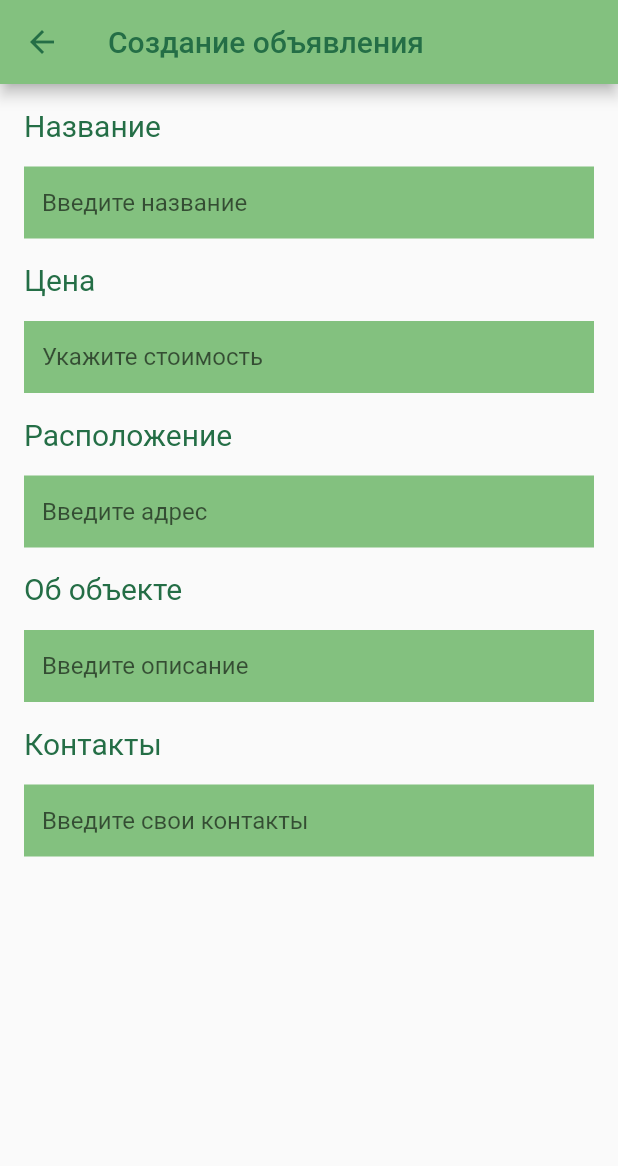
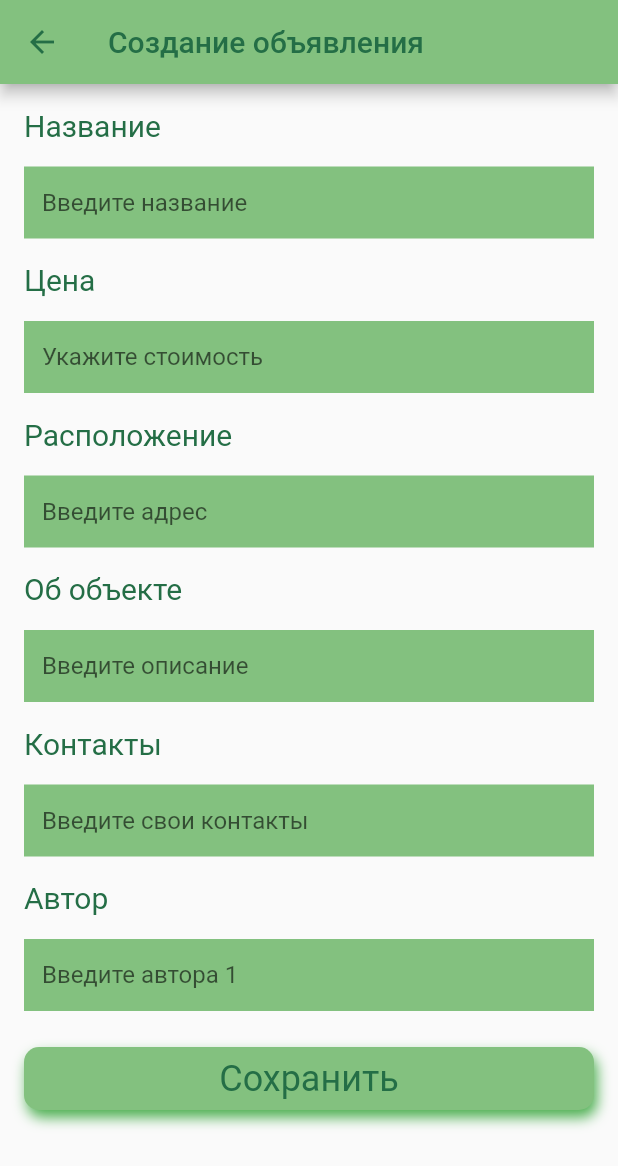
Before and after one commit to mmmark16/diploma, a Flutter app: the Add_adv screen opened directly, on a phone screen of 412 x 824 dp. Shown: the top 1166 px of the screen. Run offline on Flutter 3.47's test engine with Material 2 defaults, Android fonts, the phone set to English and light mode, and no system bars; our stand-ins replace animated_bottom_navigation_bar, flutter_datetime_picker, hive, hive_flutter, like_button; accounts and stored records are empty; network calls fail.

```diff
--- a/lib/add_adv.dart
+++ b/lib/add_adv.dart
@@ -1,6 +1,7 @@
 import 'dart:ui';
 
 
+import 'package:diploma/services/remote_services.dart';
 import 'package:flutter/cupertino.dart';
 import 'package:flutter/material.dart';
 
@@ -10,6 +11,8 @@ class Add_adv extends StatelessWidget {
   TextEditingController _controlleraddress = TextEditingController();
   TextEditingController _controllerdescription = TextEditingController();
   TextEditingController _controllercontact = TextEditingController();
+  TextEditingController _controllerauthor = TextEditingController();
+
 
   @override
   Widget build(BuildContext context) {
@@ -122,15 +125,40 @@ class Add_adv extends StatelessWidget {
                     filled: true)),
           ),
           Padding(
+            padding: const EdgeInsets.all(16.0),
+            child: Text(
+              'Автор',
+              style: TextStyle(color: Color(0xff246E46), fontSize: 20),
+            ),
+          ),
+          Padding(
+            padding: const EdgeInsets.only(right: 16.0, left: 16),
+            child: TextField(
+                cursorColor: Colors.black,
+                controller: _controllerauthor,
+                decoration: InputDecoration(
+                    border: InputBorder.none,
+                    hintText: "Введите автора 1",
+                    fillColor: Color(0xff83C17F),
+                    filled: true)),
+          ),
+          Padding(
             padding: const EdgeInsets.only(top: 24, left: 16, right: 16),
+            child: GestureDetector(
               child: Container(
+                height: 42,
+                child: Center(child: Text('Сохранить', style: TextStyle(color: Color(0xff246E46), fontSize: 24),)),
                 decoration: BoxDecoration(color: Color(0xff83C17F), borderRadius: BorderRadius.all(Radius.circular(10)), boxShadow: [
                   BoxShadow(
                     color: Colors.green,
                     blurRadius: 7,
-                  offset: Offset(2, 5), // changes position of shadow
+                    offset: Offset(2, 5),
                   ),
                 ],),
+              ),
+              onTap: () {
+                  RemoteService().createAdvertisement(_controllertitle.text, _controlleraddress.text, _controllercost.text, _controllercontact.text, _controllerauthor.text);
+              },
             ),
           )
         ],
--- a/lib/pages/home.dart
+++ b/lib/pages/home.dart
@@ -59,6 +59,7 @@ class _Home extends State<Home> {
               pubDate: advertisements![index].pubDate,
               author: advertisements![index].author,
               square: advertisements![index].filters.square,
+              fridge: advertisements![index].filters.fridge,
             );
           },
         ),
--- a/lib/ui/ads_cards.dart
+++ b/lib/ui/ads_cards.dart
@@ -12,6 +12,7 @@ class Ads extends StatelessWidget {
   final DateTime pubDate;
   final int author;
   final double square;
+  final bool fridge;
 
   const Ads(
       {required this.image,
@@ -22,7 +23,7 @@ class Ads extends StatelessWidget {
       required this.contacts,
       required this.pubDate,
       required this.author,
-      required this.square});
+      required this.square, required this.fridge});
 
   @override
   Widget build(BuildContext context) {
@@ -113,6 +114,7 @@ class Ads extends StatelessWidget {
                               author: author,
                               pubDate: pubDate,
                               address: address, square: square,
+                          fridge: fridge,
                             )),
                   );
                 },
```
Also changed, not shown: lib/model/Image.dart (added, +29 -0 lines), lib/services/remote_services.dart (+39 -5 lines), lib/ui/ads_base.dart (+13 -14 lines). Lines whose indentation alone changed are shown as unchanged.
